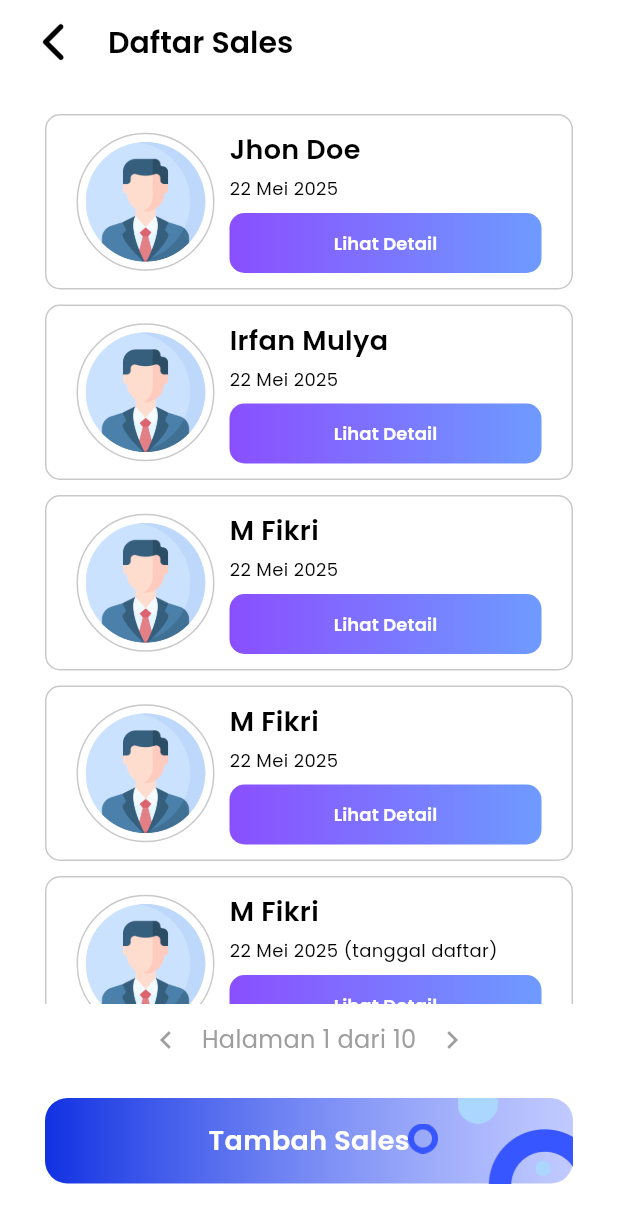
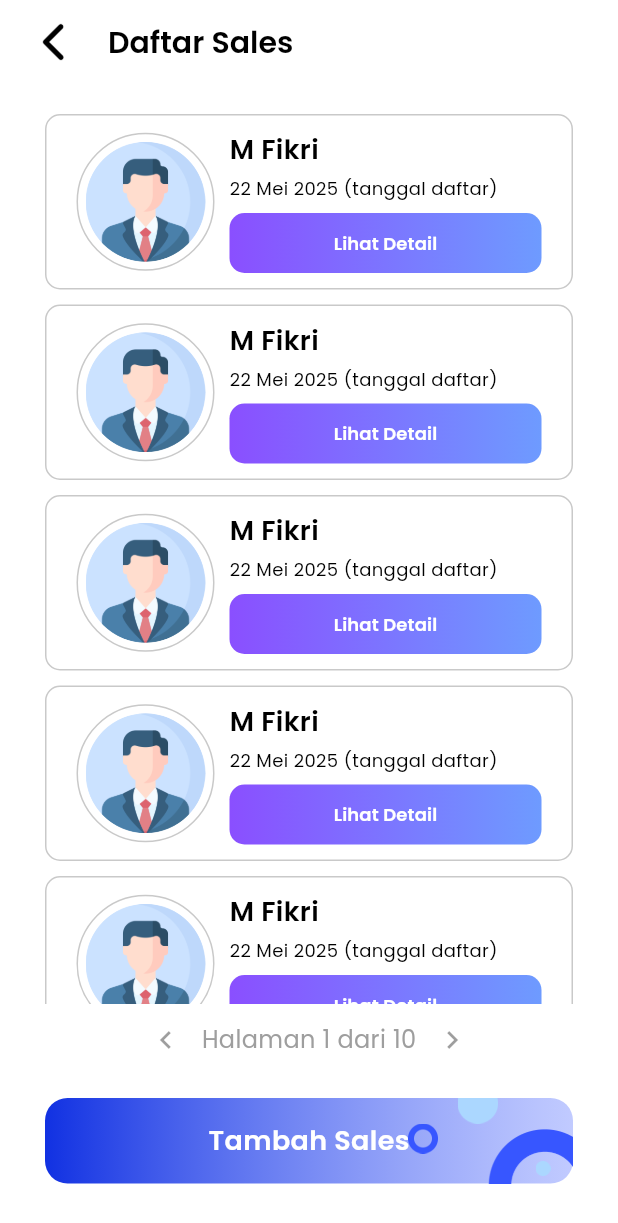
Before and after one commit to ClaysHere/program_visit, a Flutter app: the DaftarSalesView screen opened by its route, on a phone screen of 412 x 824 dp. Shown: the top 1223 px of the screen. Run offline on Flutter 3.47's test engine with Material 3 defaults, Android fonts, the phone set to English and light mode, and no system bars; our stand-ins replace go_router.

Commit message:
Update UI Daftar Sales

```diff
--- a/lib/features/admin/view/daftar_sales_view.dart
+++ b/lib/features/admin/view/daftar_sales_view.dart
@@ -42,56 +42,11 @@ class DaftarSalesView extends StatelessWidget {
             Expanded(
               child: ListView(
                 physics: NeverScrollableScrollPhysics(),
-                children: [
-                  CardDaftarSales(
-                    imagePath: "assets/icons/profile.png",
-                    nama: 'Jhon Doe',
-                    tanggal: "22 Mei 2025",
-                    button: ButtonNormal(
-                      onPressed: () {},
-                      text: "Lihat Detail",
-                    ),
-                  ),
-
-                  SizedBox(height: 10),
-
-                  CardDaftarSales(
-                    imagePath: "assets/icons/profile.png",
-                    nama: 'Irfan Mulya',
-                    tanggal: "22 Mei 2025",
-                    button: ButtonNormal(
-                      onPressed: () {},
-                      text: "Lihat Detail",
-                    ),
-                  ),
-
-                  SizedBox(height: 10),
-
-                  CardDaftarSales(
-                    imagePath: "assets/icons/profile.png",
-                    nama: 'M Fikri',
-                    tanggal: "22 Mei 2025",
-                    button: ButtonNormal(
-                      onPressed: () {},
-                      text: "Lihat Detail",
-                    ),
-                  ),
-
-                  SizedBox(height: 10),
-
-                  CardDaftarSales(
-                    imagePath: "assets/icons/profile.png",
-                    nama: 'M Fikri',
-                    tanggal: "22 Mei 2025",
-                    button: ButtonNormal(
-                      onPressed: () {},
-                      text: "Lihat Detail",
-                    ),
-                  ),
-
-                  SizedBox(height: 10),
-
-                  CardDaftarSales(
+                children: List.generate(
+                  5,
+                  (index) => Padding(
+                    padding: EdgeInsets.only(bottom: 10),
+                    child: CardDaftarSales(
                       imagePath: "assets/icons/profile.png",
                       nama: 'M Fikri',
                       tanggal: "22 Mei 2025 (tanggal daftar)",
@@ -100,7 +55,8 @@ class DaftarSalesView extends StatelessWidget {
                         text: "Lihat Detail",
                       ),
                     ),
-                ],
+                  ),
+                ),
               ),
             ),
 
```
Lines whose indentation alone changed are shown as unchanged.
